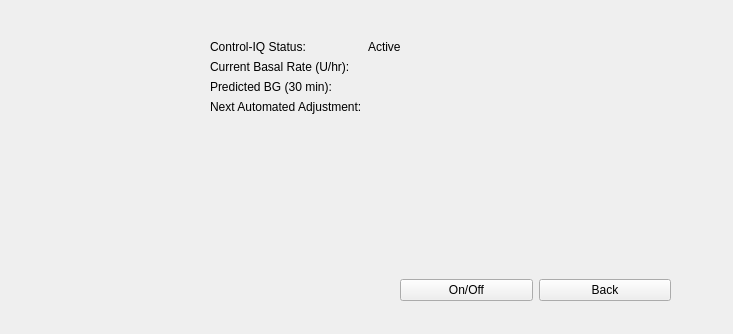
First picture: the form in app/ControlIQPage.ui, repository JunYYZ/comp3004, before the edit.
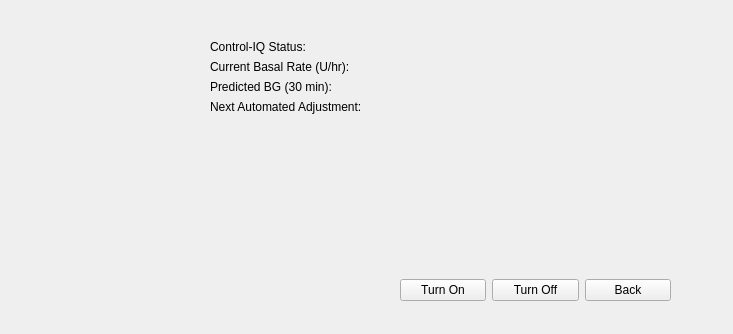
Second picture: the form after the edit.

Commit message: IOB, Insulin, ControlIQ

The edit to the form file:
```diff
--- a/app/ControlIQPage.ui
+++ b/app/ControlIQPage.ui
@@ -54,7 +54,7 @@
     <item row="0" column="1">
      <widget class="QLabel" name="lblIQStatusVal">
       <property name="text">
-       <string>Active</string>
+       <string/>
       </property>
      </widget>
     </item>
@@ -94,7 +94,20 @@
     <item>
      <widget class="QPushButton" name="btnToggleCIQ">
       <property name="text">
-       <string>On/Off</string>
+       <string>Turn On</string>
+      </property>
+      <property name="checkable">
+       <bool>true</bool>
+      </property>
+     </widget>
+    </item>
+    <item>
+     <widget class="QPushButton" name="btnTurnOn">
+      <property name="text">
+       <string>Turn Off</string>
+      </property>
+      <property name="checkable">
+       <bool>true</bool>
       </property>
      </widget>
     </item>
```
Left out of the diff: 2 changed lines with no effect on the pictures. The commit also changes 13 other files.
